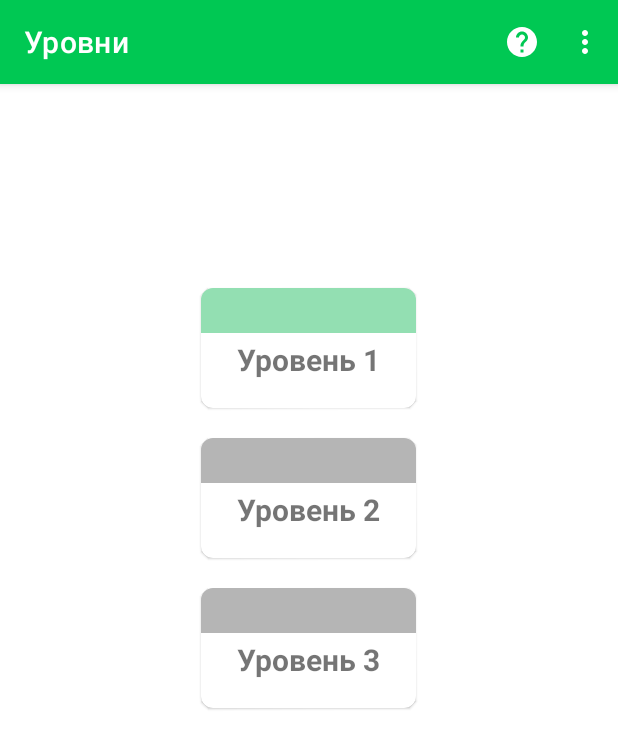
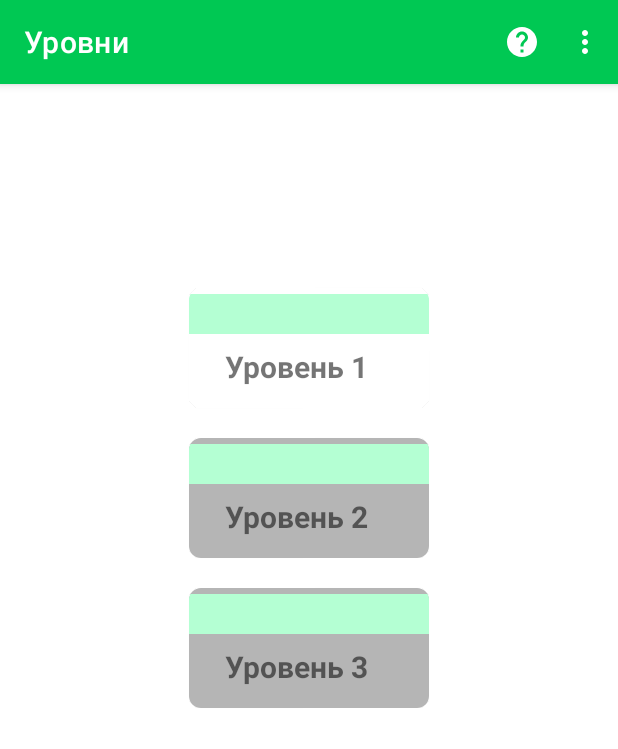
Before and after one commit to prolapsed-kneecap/AgayUniversity, an Android app: the screen it shows after launch (MainActivity), on a phone screen of 412 x 824 dp. Shown: the top 749 px of the screen. Run offline under Robolectric (Android 15) with nearby library versions, the phone set to English and light mode, and no system bars; our stand-ins replace navigation-ui.

Commit message:
levelSelectionStars

```diff
--- a/app/build.gradle
+++ b/app/build.gradle
@@ -6,7 +6,6 @@ plugins {
 android {
     compileSdkVersion 30
     buildToolsVersion "30.0.3"
-
     defaultConfig {
         applicationId "com.deepdweller.agay"
         minSdkVersion 16
--- a/app/src/main/java/com/polich/kneecap/adapters/RecyclerViewAdapter.kt
+++ b/app/src/main/java/com/polich/kneecap/adapters/RecyclerViewAdapter.kt
@@ -1,11 +1,13 @@
 package com.polich.kneecap.adapters
 
 import android.graphics.Color
+import android.media.Image
 import android.os.Bundle
 import android.view.LayoutInflater
 import android.view.View
 import android.view.ViewGroup
 import android.widget.ImageView
+import android.widget.LinearLayout
 import android.widget.TextView
 import androidx.fragment.app.Fragment
 import androidx.navigation.findNavController
@@ -13,6 +15,7 @@ import androidx.recyclerview.widget.RecyclerView
 import com.google.android.material.card.MaterialCardView
 import com.polich.kneecap.data.LevelDif.levelSection
 import com.polich.kneecap.R
+import com.polich.kneecap.data.PlayerResults.scoreHistory
 import com.polich.kneecap.fragment.LevelSelectionFragment.Companion.yearsPlants
 import com.polich.kneecap.fragment.completedLevels
 
@@ -38,30 +41,40 @@ class MyRecyclerViewAdapter(var fragment: Fragment, data: ArrayList<String>) :
 
     inner class DataViewHolder internal constructor(itemView: View) : RecyclerView.ViewHolder(itemView) {
         var card: MaterialCardView = itemView.findViewById(R.id.item_level)
+        var liner : LinearLayout = itemView.findViewById(R.id.backImage)
         var title: TextView = itemView.findViewById(R.id.info_text)
-        var imageCard: ImageView = itemView.findViewById(R.id.cardImage)
+        var star1 = itemView.findViewById<ImageView>(R.id.one_star)
+        var star2 = itemView.findViewById<ImageView>(R.id.two_star)
+        var star3 = itemView.findViewById<ImageView>(R.id.three_star)
 
         fun onBing(data: String, position: Int) {
+
+            star1.setColorFilter(Color.argb(255, 105, 105, 105))
+            star2.setColorFilter(Color.argb(255, 105, 105, 105))
+            star3.setColorFilter(Color.argb(255, 105, 105, 105))
+
             title.text = "Уровень ${data}"
-
+            if (position==0){
+                if (scoreHistory[0]>500){fillstars(star1)}
+            }
             if (position in arrayOf(1, 2)) {
                 card.isEnabled = false
-                imageCard.setBackgroundColor(Color.rgb(181, 181, 181))
+                liner.setBackgroundColor(Color.rgb(181, 181, 181))
             }
             if (completedLevels==1) {
                 if (position==1){
                     card.isEnabled = true
-                    imageCard.setBackgroundColor(Color.rgb(147, 223, 178))
+                    liner.setBackgroundColor(Color.rgb(147, 223, 178))
                 }
             }
             if (completedLevels>1){
                 if (position==1){
                     card.isEnabled = true
-                    imageCard.setBackgroundColor(Color.rgb(147, 223, 178))
+                    liner.setBackgroundColor(Color.rgb(147, 223, 178))
                 }
                 if (position==2){
                     card.isEnabled = true
-                    imageCard.setBackgroundColor(Color.rgb(147, 223, 178))
+                    liner.setBackgroundColor(Color.rgb(147, 223, 178))
                 }
             }
 //            if (position in arrayOf(2)){
@@ -98,5 +111,5 @@ class MyRecyclerViewAdapter(var fragment: Fragment, data: ArrayList<String>) :
     fun getItem(id: Int): String {
         return mData[id]
     }
-
+    fun fillstars()
 }
--- a/app/src/main/java/com/polich/kneecap/data/Plants.kt
+++ b/app/src/main/java/com/polich/kneecap/data/Plants.kt
@@ -98,3 +98,8 @@ object FilterObject{
     var glineResult = 105
     var blineResult = 105
 }
+object PlayerResults{
+    var scoreHistory = mutableListOf<Int>(
+        0, 0, 0
+    )
+}
--- a/app/src/main/java/com/polich/kneecap/fragment/ResultFragment.kt
+++ b/app/src/main/java/com/polich/kneecap/fragment/ResultFragment.kt
@@ -17,6 +17,7 @@ import com.polich.kneecap.data.FilterObject.blineResult
 import com.polich.kneecap.data.FilterObject.glineResult
 import com.polich.kneecap.data.FilterObject.rlineResult
 import com.polich.kneecap.data.Plants
+import com.polich.kneecap.data.PlayerResults.scoreHistory
 import com.polich.kneecap.data.TemporaryObject.playerScore
 import kotlinx.coroutines.MainScope
 import kotlinx.coroutines.delay
@@ -44,6 +45,21 @@ class ResultFragment : Fragment() {/*MainActivity.OnBackPressedListener*/
         //val callback = requireActivity().onBackPressedDispatcher.addCallback(this)
 
         go_to_selectLevel.setOnClickListener {
+            if (current_level==1){
+                if (scoreHistory[0]<playerScore){
+                    scoreHistory[0]= playerScore
+                }
+            }
+            if (current_level==2){
+                if (scoreHistory[1]<playerScore){
+                    scoreHistory[1]= playerScore
+                }
+            }
+            if (current_level==3){
+                if (scoreHistory[2]<playerScore){
+                    scoreHistory[2]= playerScore
+                }
+            }
             completedLevels++
             view.findNavController().navigate(R.id.action_resultFragment_to_levelSelectionFragment)
         }
--- a/app/src/main/res/layout/item_level.xml
+++ b/app/src/main/res/layout/item_level.xml
@@ -4,7 +4,7 @@
     xmlns:android="http://schemas.android.com/apk/res/android"
     xmlns:app="http://schemas.android.com/apk/res-auto"
     style="@style/MyMaterialCardViewLevel"
-    android:layout_width="wrap_content"
+    android:layout_width="160dp"
     android:layout_height="wrap_content"
     app:cardCornerRadius="8dp"
     app:cardElevation="@dimen/cardview_compat_inset_shadow"
@@ -18,16 +18,52 @@
     android:checkable="true">
 
     <LinearLayout
-        android:layout_width="wrap_content"
+        android:id="@+id/backImage"
+        android:layout_width="match_parent"
         android:layout_height="80dp"
         android:orientation="vertical">
 
-        <ImageView
-            android:id="@+id/cardImage"
-            android:background="#93DFB2"
+        <LinearLayout
+
+            android:layout_marginBottom="4dp"
+            android:layout_marginTop="4dp"
+            android:background="@color/teal_600"
             android:layout_weight="3"
             android:layout_width="match_parent"
-            android:layout_height="0dp"/>
+            android:layout_height="0dp"
+            android:orientation="horizontal">
+
+            <ImageView
+                android:layout_weight="2"
+                android:id="@+id/cardImage"
+                android:layout_width="0dp"
+                android:layout_height="match_parent"/>
+
+            <ImageView
+                android:visibility="gone"
+                android:id="@+id/one_star"
+                android:layout_weight="1"
+                android:layout_width="0dp"
+                android:layout_height="wrap_content"
+                android:background="@drawable/star" />
+            <ImageView
+                android:visibility="gone"
+                android:id="@+id/two_star"
+                android:layout_weight="1"
+                android:layout_width="0dp"
+                android:layout_height="wrap_content"
+                android:background="@drawable/star"/>
+            <ImageView
+                android:visibility="gone"
+                android:id="@+id/three_star"
+                android:layout_weight="1"
+                android:layout_width="0dp"
+                android:layout_height="wrap_content"
+                android:background="@drawable/star"/>
+
+        </LinearLayout>
+
+
 
         <TextView
             android:id="@+id/info_text"
--- a/app/src/main/res/values/colors.xml
+++ b/app/src/main/res/values/colors.xml
@@ -6,10 +6,12 @@
     <color name="teal_200">#FF03DAC5</color>
     <color name="teal_400">#06B14D</color>
     <color name="teal_500">#00C853</color>
+    <color name="teal_600">#B4FFD3</color>
     <color name="teal_700">#FF018786</color>
     <color name="teal_800">#065325</color>
     <color name="black">#FF000000</color>
     <color name="white">#FFFFFFFF</color>
     <color name="colorBackground">#FFFF5500</color>
     <color name="colorPaint">#FFFFEB3B</color>
+    <color name="grey">#b5b5b5</color>
 </resources>
```
